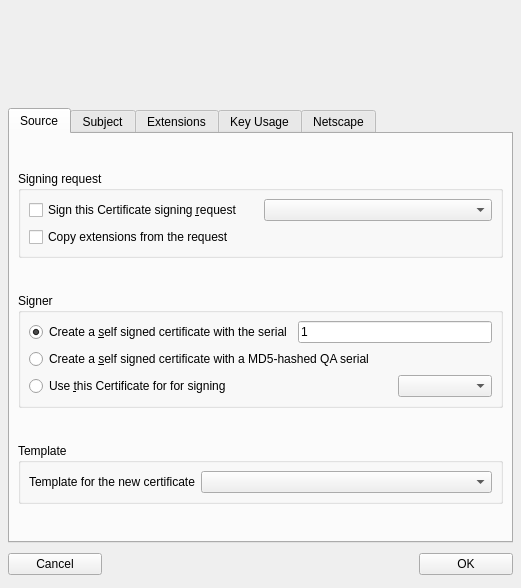
Above: ui/NewX509.ui from chris2511/xca before the change. Below: the same form after it.
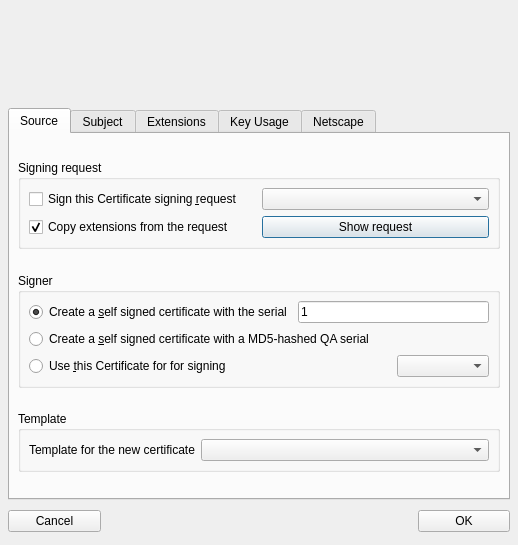
That is the form after the change. Custom widgets are drawn as their Qt base class.

Diff of the .ui file:
```diff
--- a/ui/NewX509.ui
+++ b/ui/NewX509.ui
@@ -8,8 +8,8 @@
    <rect>
     <x>0</x>
     <y>0</y>
-    <width>521</width>
-    <height>588</height>
+    <width>518</width>
+    <height>545</height>
    </rect>
   </property>
   <property name="windowTitle" >
@@ -118,22 +118,14 @@
           <property name="spacing" >
            <number>6</number>
           </property>
-          <item row="0" column="0" >
-           <layout class="QHBoxLayout" >
-            <property name="margin" >
-             <number>0</number>
-            </property>
-            <property name="spacing" >
-             <number>6</number>
-            </property>
-            <item>
-             <widget class="QCheckBox" name="fromReqCB" >
+          <item row="1" column="1" >
+           <widget class="QPushButton" name="pushButton" >
               <property name="text" >
-               <string>Sign this Certificate signing &amp;request</string>
+             <string>Show request</string>
               </property>
              </widget>
             </item>
-            <item>
+          <item row="0" column="1" >
              <widget class="QComboBox" name="reqList" >
               <property name="whatsThis" >
                <string>A certificate signing request can be signed, even if the private key of the request is not available. This is the intention of a CSR:
@@ -142,16 +134,25 @@
               </property>
              </widget>
             </item>
-           </layout>
-          </item>
           <item row="1" column="0" >
            <widget class="QCheckBox" name="copyReqExtCB" >
             <property name="text" >
              <string>Copy extensions from the request</string>
             </property>
+            <property name="checked" >
+             <bool>true</bool>
+            </property>
+           </widget>
+          </item>
+          <item row="0" column="0" >
+           <widget class="QCheckBox" name="fromReqCB" >
+            <property name="text" >
+             <string>Sign this Certificate signing &amp;request</string>
+            </property>
            </widget>
           </item>
          </layout>
+         <widget class="QWidget" name="" />
         </widget>
        </item>
        <item>
```
Left out of the diff: 6 changed lines with no effect on the pictures. Lines whose indentation alone changed are shown as unchanged.
